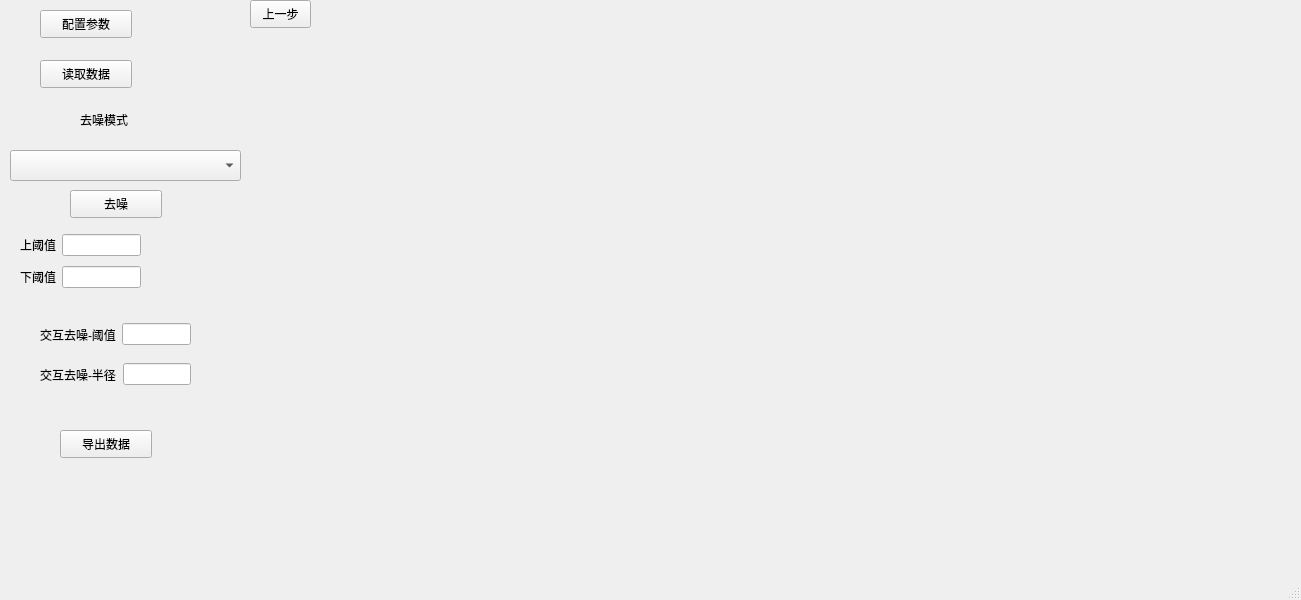
First picture: the form in mainwindow.ui, repository whycng/qt_denoise, before the edit.
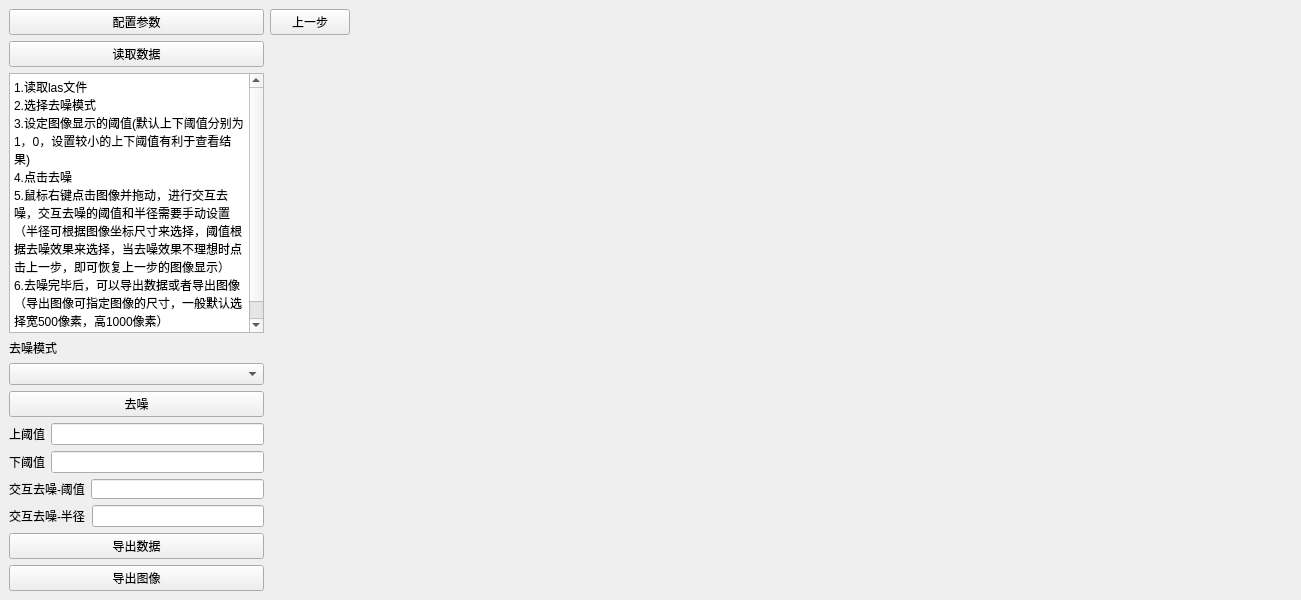
Second picture: the form after the edit.

Commit message: 解决了拖动缩放问题，目前好像没有大的问题了

The edit to the form file:
```diff
--- a/mainwindow.ui
+++ b/mainwindow.ui
@@ -14,122 +14,65 @@
    <string>MainWindow</string>
   </property>
   <widget class="QWidget" name="centralwidget">
-   <widget class="QWidget" name="widget_pic" native="true">
-    <property name="geometry">
-     <rect>
-      <x>250</x>
-      <y>30</y>
-      <width>1021</width>
-      <height>501</height>
-     </rect>
-    </property>
-   </widget>
-   <widget class="QComboBox" name="comboBox_denoiseMode">
-    <property name="geometry">
-     <rect>
-      <x>10</x>
-      <y>150</y>
-      <width>231</width>
-      <height>31</height>
-     </rect>
-    </property>
-   </widget>
+   <layout class="QGridLayout" name="gridLayout_2">
+    <item row="0" column="0">
+     <layout class="QHBoxLayout" name="horizontalLayout_4" stretch="1,4">
+      <item>
+       <layout class="QVBoxLayout" name="verticalLayout_5">
+        <item>
+         <layout class="QVBoxLayout" name="verticalLayout_2">
+          <item>
+           <widget class="QPushButton" name="pushButton_settings">
+            <property name="text">
+             <string>配置参数</string>
+            </property>
+           </widget>
+          </item>
+          <item>
    <widget class="QPushButton" name="pushButton_readData">
-    <property name="geometry">
-     <rect>
-      <x>40</x>
-      <y>60</y>
-      <width>92</width>
-      <height>28</height>
-     </rect>
-    </property>
     <property name="text">
      <string>读取数据</string>
     </property>
    </widget>
-   <widget class="QPushButton" name="pushButton_saveData">
-    <property name="geometry">
-     <rect>
-      <x>60</x>
-      <y>430</y>
-      <width>92</width>
-      <height>28</height>
-     </rect>
-    </property>
-    <property name="text">
-     <string>导出数据</string>
-    </property>
-   </widget>
+          </item>
+          <item>
+           <widget class="QPlainTextEdit" name="plainTextEdit">
+            <property name="plainText">
+             <string>1.读取las文件
+2.选择去噪模式
+3.设定图像显示的阈值(默认上下阈值分别为1，0，设置较小的上下阈值有利于查看结果)
+4.点击去噪
+5.鼠标右键点击图像并拖动，进行交互去噪，交互去噪的阈值和半径需要手动设置（半径可根据图像坐标尺寸来选择，阈值根据去噪效果来选择，当去噪效果不理想时点击上一步，即可恢复上一步的图像显示）
+6.去噪完毕后，可以导出数据或者导出图像（导出图像可指定图像的尺寸，一般默认选择宽500像素，高1000像素）</string>
+            </property>
+           </widget>
+          </item>
+          <item>
    <widget class="QLabel" name="label">
-    <property name="geometry">
-     <rect>
-      <x>80</x>
-      <y>110</y>
-      <width>69</width>
-      <height>19</height>
-     </rect>
+            <property name="maximumSize">
+             <size>
+              <width>16777215</width>
+              <height>20</height>
+             </size>
     </property>
     <property name="text">
      <string>去噪模式</string>
     </property>
    </widget>
+          </item>
+          <item>
+           <widget class="QComboBox" name="comboBox_denoiseMode"/>
+          </item>
+          <item>
    <widget class="QPushButton" name="pushButton_denoisePrc">
-    <property name="geometry">
-     <rect>
-      <x>70</x>
-      <y>190</y>
-      <width>92</width>
-      <height>28</height>
-     </rect>
-    </property>
     <property name="text">
      <string>去噪</string>
     </property>
    </widget>
-   <widget class="QWidget" name="layoutWidget">
-    <property name="geometry">
-     <rect>
-      <x>40</x>
-      <y>360</y>
-      <width>151</width>
-      <height>29</height>
-     </rect>
-    </property>
-    <layout class="QHBoxLayout" name="horizontalLayout_2">
-     <item>
-      <widget class="QLabel" name="label_5">
-       <property name="text">
-        <string>交互去噪-半径</string>
-       </property>
-      </widget>
-     </item>
-     <item>
-      <widget class="QLineEdit" name="lineEdit_radius"/>
-     </item>
-    </layout>
-   </widget>
-   <widget class="QPushButton" name="pushButton_back">
-    <property name="geometry">
-     <rect>
-      <x>250</x>
-      <y>0</y>
-      <width>61</width>
-      <height>28</height>
-     </rect>
-    </property>
-    <property name="text">
-     <string>上一步</string>
-    </property>
-   </widget>
-   <widget class="QWidget" name="layoutWidget">
-    <property name="geometry">
-     <rect>
-      <x>20</x>
-      <y>230</y>
-      <width>121</width>
-      <height>63</height>
-     </rect>
-    </property>
+          </item>
+         </layout>
+        </item>
+        <item>
     <layout class="QGridLayout" name="gridLayout">
      <item row="0" column="0">
       <widget class="QLabel" name="label_2">
@@ -152,16 +95,10 @@
       <widget class="QLineEdit" name="lineEdit_vmin"/>
      </item>
     </layout>
-   </widget>
-   <widget class="QWidget" name="layoutWidget">
-    <property name="geometry">
-     <rect>
-      <x>40</x>
-      <y>320</y>
-      <width>151</width>
-      <height>29</height>
-     </rect>
-    </property>
+        </item>
+        <item>
+         <layout class="QVBoxLayout" name="verticalLayout_4">
+          <item>
     <layout class="QHBoxLayout" name="horizontalLayout">
      <item>
       <widget class="QLabel" name="label_4">
@@ -171,23 +108,87 @@
       </widget>
      </item>
      <item>
-      <widget class="QLineEdit" name="lineEdit_threshold"/>
-     </item>
-    </layout>
-   </widget>
-   <widget class="QPushButton" name="pushButton_settings">
-    <property name="geometry">
-     <rect>
-      <x>40</x>
-      <y>10</y>
-      <width>92</width>
-      <height>28</height>
-     </rect>
-    </property>
+             <widget class="QLineEdit" name="lineEdit_threshold">
+              <property name="maximumSize">
+               <size>
+                <width>16777215</width>
+                <height>20</height>
+               </size>
+              </property>
+             </widget>
+            </item>
+           </layout>
+          </item>
+          <item>
+           <layout class="QHBoxLayout" name="horizontalLayout_2">
+            <item>
+             <widget class="QLabel" name="label_5">
+              <property name="text">
+               <string>交互去噪-半径</string>
+              </property>
+             </widget>
+            </item>
+            <item>
+             <widget class="QLineEdit" name="lineEdit_radius"/>
+            </item>
+           </layout>
+          </item>
+         </layout>
+        </item>
+        <item>
+         <layout class="QVBoxLayout" name="verticalLayout_3">
+          <item>
+           <widget class="QPushButton" name="pushButton_saveData">
+            <property name="text">
+             <string>导出数据</string>
+            </property>
+           </widget>
+          </item>
+          <item>
+           <widget class="QPushButton" name="pushButton_savePic">
     <property name="text">
-     <string>配置参数</string>
-    </property>
-   </widget>
+             <string>导出图像</string>
+            </property>
+           </widget>
+          </item>
+         </layout>
+        </item>
+       </layout>
+      </item>
+      <item>
+       <layout class="QVBoxLayout" name="verticalLayout" stretch="1,100">
+        <item>
+         <layout class="QHBoxLayout" name="horizontalLayout_3" stretch="0,0">
+          <item>
+           <widget class="QPushButton" name="pushButton_back">
+            <property name="text">
+             <string>上一步</string>
+            </property>
+           </widget>
+          </item>
+          <item>
+           <spacer name="horizontalSpacer">
+            <property name="orientation">
+             <enum>Qt::Horizontal</enum>
+            </property>
+            <property name="sizeHint" stdset="0">
+             <size>
+              <width>40</width>
+              <height>20</height>
+             </size>
+            </property>
+           </spacer>
+          </item>
+         </layout>
+        </item>
+        <item>
+         <widget class="QWidget" name="widget_pic" native="true"/>
+        </item>
+       </layout>
+      </item>
+     </layout>
+    </item>
+   </layout>
   </widget>
   <widget class="QMenuBar" name="menubar">
    <property name="geometry">
@@ -199,7 +200,6 @@
     </rect>
    </property>
   </widget>
-  <widget class="QStatusBar" name="statusbar"/>
  </widget>
  <resources/>
  <connections/>
```
Lines whose indentation alone changed are shown as unchanged. The commit also changes 8 other files.
